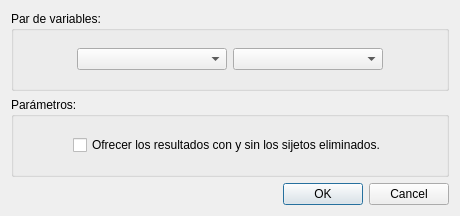
Qt form forms/analisis_contr_intra.ui (yerayrm/ULLRToolbox-Gui) before a commit.
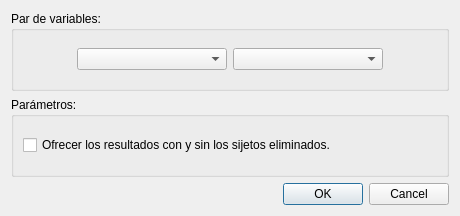
The same form after that commit.

Diff of the .ui file:
```diff
--- a/forms/analisis_contr_intra.ui
+++ b/forms/analisis_contr_intra.ui
@@ -80,7 +80,7 @@
         <item row="0" column="0">
          <widget class="QCheckBox" name="check_opc">
           <property name="sizePolicy">
-           <sizepolicy hsizetype="Maximum" vsizetype="Fixed">
+           <sizepolicy hsizetype="Minimum" vsizetype="Fixed">
             <horstretch>0</horstretch>
             <verstretch>0</verstretch>
            </sizepolicy>
```
